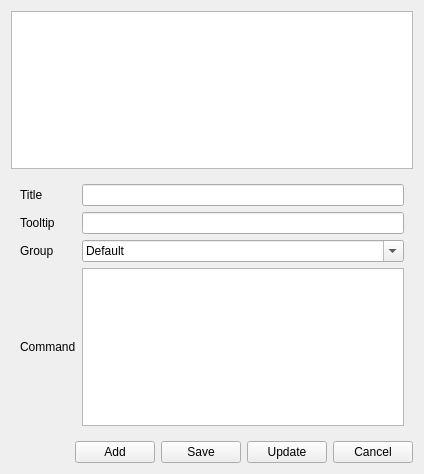
centic9/konsole-ppa, file src/plugins/QuickCommands/qcwidget.ui: the form before one commit.
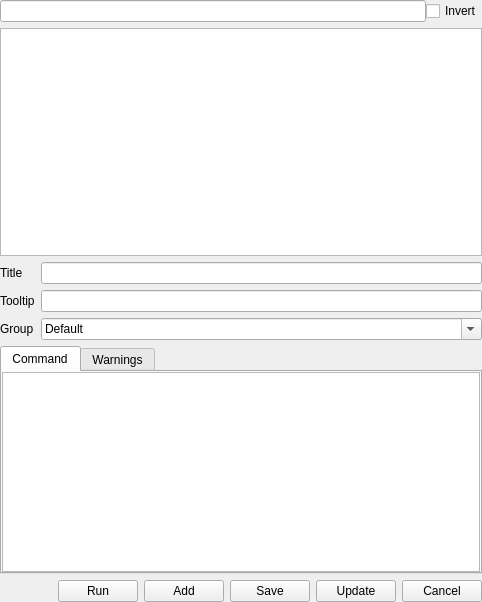
The form after the commit. Icons and pictures are not drawn.

Patch:
```diff
--- a/src/plugins/QuickCommands/qcwidget.ui
+++ b/src/plugins/QuickCommands/qcwidget.ui
@@ -6,14 +6,57 @@
    <rect>
     <x>0</x>
     <y>0</y>
-    <width>424</width>
-    <height>474</height>
+    <width>482</width>
+    <height>602</height>
    </rect>
   </property>
   <property name="windowTitle">
    <string>Form</string>
   </property>
-  <layout class="QVBoxLayout" name="verticalLayout">
+  <layout class="QVBoxLayout" name="verticalLayout_2">
+   <property name="leftMargin">
+    <number>0</number>
+   </property>
+   <property name="topMargin">
+    <number>0</number>
+   </property>
+   <property name="rightMargin">
+    <number>0</number>
+   </property>
+   <property name="bottomMargin">
+    <number>0</number>
+   </property>
+   <item>
+    <widget class="QWidget" name="filterWidget" native="true">
+     <layout class="QHBoxLayout" name="horizontalLayout_2">
+      <property name="spacing">
+       <number>0</number>
+      </property>
+      <property name="leftMargin">
+       <number>0</number>
+      </property>
+      <property name="topMargin">
+       <number>0</number>
+      </property>
+      <property name="rightMargin">
+       <number>0</number>
+      </property>
+      <property name="bottomMargin">
+       <number>0</number>
+      </property>
+      <item>
+       <widget class="QLineEdit" name="filterLine"/>
+      </item>
+      <item>
+       <widget class="QCheckBox" name="invertFilter">
+        <property name="text">
+         <string>Invert</string>
+        </property>
+       </widget>
+      </item>
+     </layout>
+    </widget>
+   </item>
    <item>
     <widget class="QTreeView" name="commandsTreeView">
      <property name="editTriggers">
@@ -26,10 +69,49 @@
    </item>
    <item>
     <widget class="QWidget" name="commandsWidget" native="true">
-     <layout class="QGridLayout" name="gridLayout">
+     <layout class="QFormLayout" name="formLayout">
+      <property name="horizontalSpacing">
+       <number>6</number>
+      </property>
+      <property name="leftMargin">
+       <number>0</number>
+      </property>
+      <property name="topMargin">
+       <number>0</number>
+      </property>
+      <property name="rightMargin">
+       <number>0</number>
+      </property>
+      <property name="bottomMargin">
+       <number>0</number>
+      </property>
+      <item row="0" column="0">
+       <widget class="QLabel" name="label">
+        <property name="text">
+         <string>Title</string>
+        </property>
+       </widget>
+      </item>
       <item row="0" column="1">
        <widget class="QLineEdit" name="name"/>
       </item>
+      <item row="1" column="0">
+       <widget class="QLabel" name="label_3">
+        <property name="text">
+         <string>Tooltip</string>
+        </property>
+       </widget>
+      </item>
+      <item row="1" column="1">
+       <widget class="QLineEdit" name="tooltip"/>
+      </item>
+      <item row="2" column="0">
+       <widget class="QLabel" name="labelGroup">
+        <property name="text">
+         <string>Group</string>
+        </property>
+       </widget>
+      </item>
       <item row="2" column="1">
        <widget class="QComboBox" name="group">
         <property name="editable">
@@ -42,50 +124,91 @@
         </item>
        </widget>
       </item>
-      <item row="2" column="0">
-       <widget class="QLabel" name="labelGroup">
-        <property name="text">
-         <string>Group</string>
-        </property>
-       </widget>
-      </item>
-      <item row="4" column="0">
-       <widget class="QLabel" name="label_2">
-        <property name="text">
-         <string>Command</string>
-        </property>
-        <property name="textFormat">
-         <enum>Qt::PlainText</enum>
-        </property>
-       </widget>
-      </item>
-      <item row="4" column="1">
-       <widget class="QPlainTextEdit" name="command">
-        <property name="plainText">
-         <string notr="true"/>
-        </property>
-       </widget>
-      </item>
-      <item row="0" column="0">
-       <widget class="QLabel" name="label">
-        <property name="text">
-         <string>Title</string>
-        </property>
-       </widget>
-      </item>
-      <item row="1" column="0">
-       <widget class="QLabel" name="label_3">
-        <property name="text">
-         <string>Tooltip</string>
-        </property>
-       </widget>
-      </item>
-      <item row="1" column="1">
-       <widget class="QLineEdit" name="tooltip"/>
-      </item>
      </layout>
     </widget>
    </item>
+   <item>
+    <widget class="QTabWidget" name="tabWidget">
+     <property name="currentIndex">
+      <number>0</number>
+     </property>
+     <widget class="QWidget" name="tab">
+      <attribute name="title">
+       <string>Command</string>
+      </attribute>
+      <layout class="QVBoxLayout" name="verticalLayout_3">
+       <property name="spacing">
+        <number>0</number>
+       </property>
+       <property name="leftMargin">
+        <number>0</number>
+       </property>
+       <property name="topMargin">
+        <number>0</number>
+       </property>
+       <property name="rightMargin">
+        <number>0</number>
+       </property>
+       <property name="bottomMargin">
+        <number>0</number>
+       </property>
+       <item>
+        <widget class="QWidget" name="widget" native="true">
+         <layout class="QVBoxLayout" name="verticalLayout">
+          <property name="spacing">
+           <number>0</number>
+          </property>
+          <property name="leftMargin">
+           <number>0</number>
+          </property>
+          <property name="topMargin">
+           <number>0</number>
+          </property>
+          <property name="rightMargin">
+           <number>0</number>
+          </property>
+          <property name="bottomMargin">
+           <number>0</number>
+          </property>
+          <item>
+           <widget class="QPlainTextEdit" name="command">
+            <property name="plainText">
+             <string notr="true"/>
+            </property>
+           </widget>
+          </item>
+         </layout>
+        </widget>
+       </item>
+      </layout>
+     </widget>
+     <widget class="QWidget" name="tab_2">
+      <attribute name="title">
+       <string>Warnings</string>
+      </attribute>
+      <layout class="QVBoxLayout" name="verticalLayout_4">
+       <property name="spacing">
+        <number>0</number>
+       </property>
+       <property name="leftMargin">
+        <number>0</number>
+       </property>
+       <property name="topMargin">
+        <number>0</number>
+       </property>
+       <property name="rightMargin">
+        <number>0</number>
+       </property>
+       <property name="bottomMargin">
+        <number>0</number>
+       </property>
+       <item>
+        <widget class="QPlainTextEdit" name="warning"/>
+       </item>
+      </layout>
+     </widget>
+    </widget>
+   </item>
    <item>
     <layout class="QHBoxLayout" name="horizontalLayout">
      <item>
@@ -101,6 +224,16 @@
        </property>
       </spacer>
      </item>
+     <item>
+      <widget class="QPushButton" name="btnRun">
+       <property name="text">
+        <string>Run</string>
+       </property>
+       <property name="icon">
+        <iconset theme="system-run"/>
+       </property>
+      </widget>
+     </item>
      <item>
       <widget class="QPushButton" name="btnAdd">
        <property name="text">
```
Left out of the diff: 12 changed lines with no effect on the pictures.
